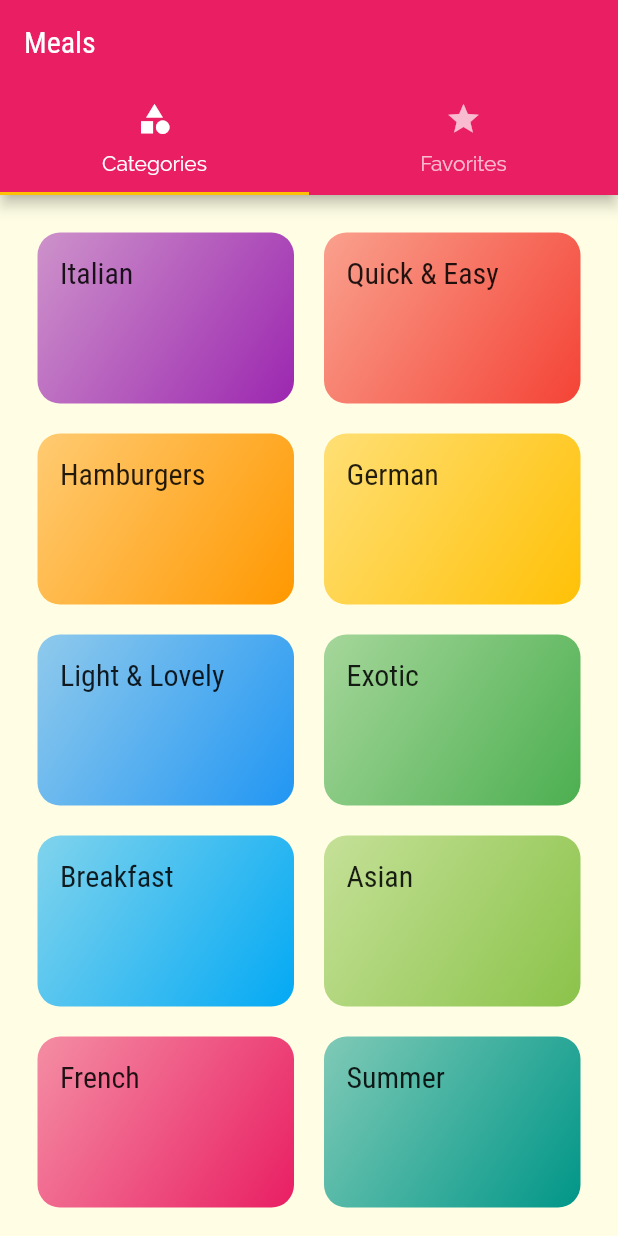
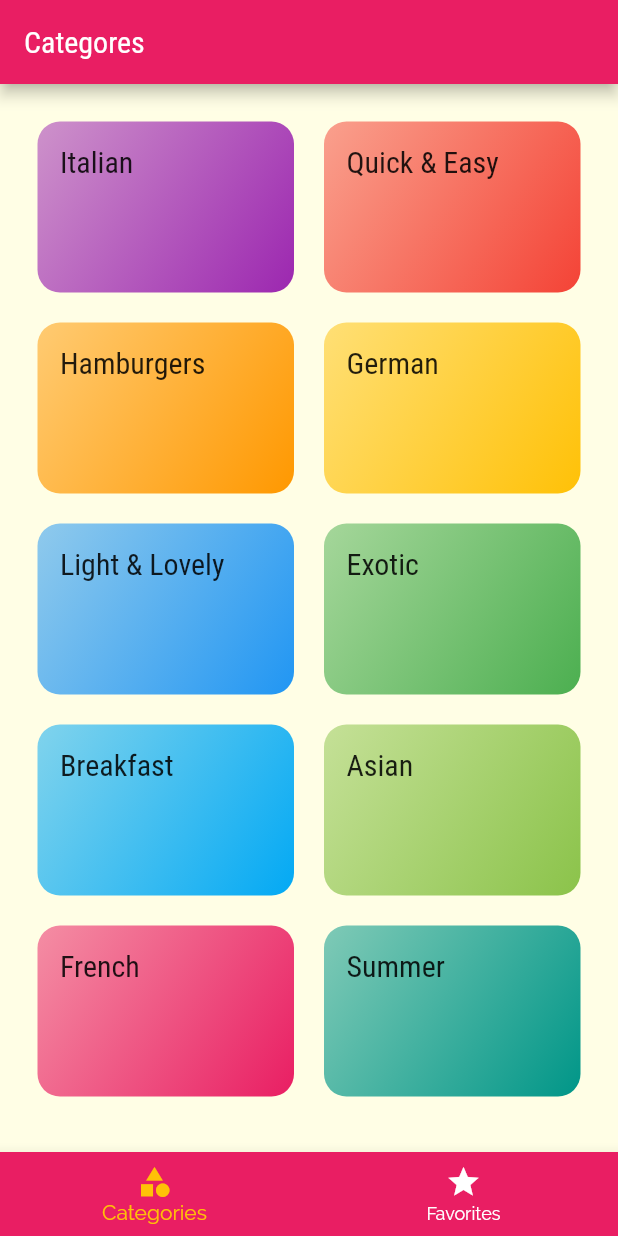
Before and after one commit to ggarber42/max-flutter-nav-app, a Flutter app: the screen it shows after launch, on a phone screen of 412 x 824 dp. Run offline on Flutter 3.47's test engine with Material 2 defaults, Android fonts, the phone set to English and light mode, and no system bars.

```diff
--- a/lib/screens/tabs.dart
+++ b/lib/screens/tabs.dart
@@ -8,28 +8,43 @@ class Tabs extends StatefulWidget {
 }
 
 class _TabsState extends State<Tabs> {
+  final List<Map<String, Object>> _pages = [
+    {'page': Categories(), 'title': 'Categores'},
+    {'page': Favorite(), 'title': 'Your Favorite'},
+  ];
+
+  int _selectedPageIndex = 0;
+
+  void _selectPage(int index) {
+    setState(() {
+      _selectedPageIndex = index;
+    });
+  }
+
   @override
   Widget build(BuildContext context) {
-    return DefaultTabController(
-        length: 2,
-        child: Scaffold(
-          appBar: AppBar(
-            title: Text('Meals'),
-            bottom: TabBar(tabs: <Widget>[
-              Tab(
-                icon: Icon(Icons.category),
-                text: 'Categories',
-              ),
-              Tab(
-                icon: Icon(Icons.star),
-                text: 'Favorites',
-              )
-            ]),
+    return Scaffold(
+      appBar: AppBar(
+        title: Text(_pages[_selectedPageIndex]['title'] as String),
+      ),
+      body: _pages[_selectedPageIndex]['page'] as Widget,
+      bottomNavigationBar: BottomNavigationBar(
+        onTap: _selectPage,
+        backgroundColor: Theme.of(context).primaryColor,
+        unselectedItemColor: Colors.white,
+        selectedItemColor: Theme.of(context).accentColor,
+        currentIndex: _selectedPageIndex,
+        items: [
+          BottomNavigationBarItem(
+            icon: Icon(Icons.category),
+            title: Text('Categories'),
           ),
-          body: TabBarView(children: [
-            Categories(),
-            Favorite()
-          ],),
-        ));
+          BottomNavigationBarItem(
+            icon: Icon(Icons.star),
+            title: Text('Favorites'),
+          )
+        ],
+      ),
+    );
   }
 }
```
